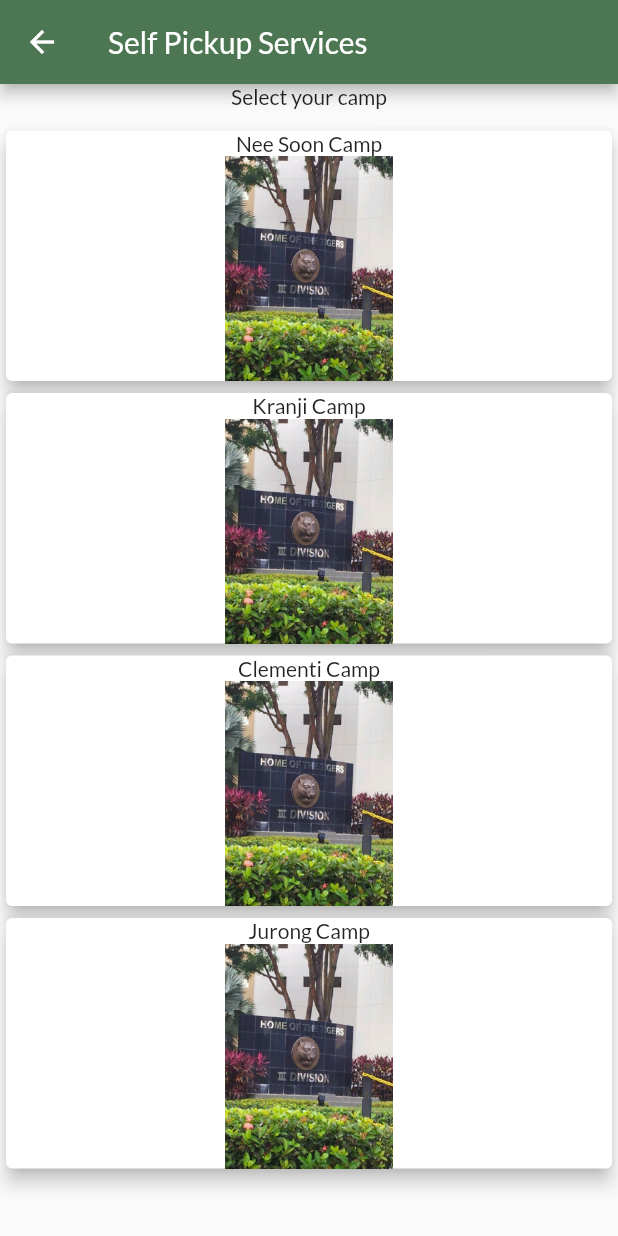
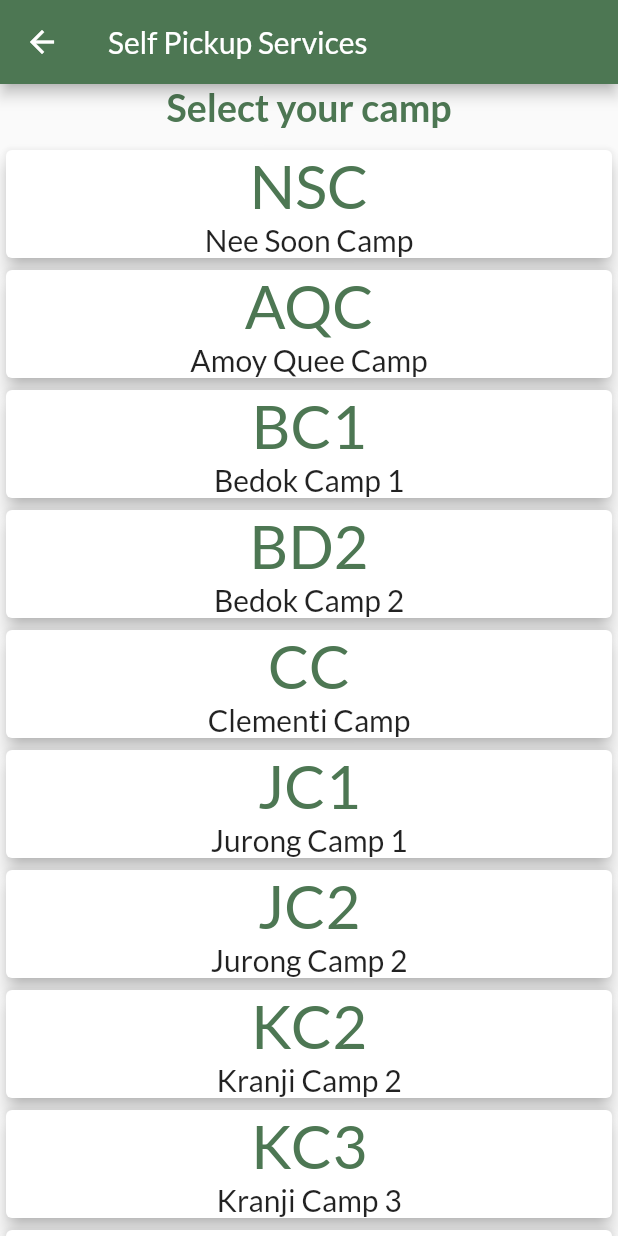
Before and after one commit to firwer/dstahackathon, a Flutter app: the EcanteenScreen screen opened by its route, on a phone screen of 412 x 824 dp. Run offline on Flutter 3.47's test engine with Material 2 defaults, Android fonts, the phone set to English and light mode, and no system bars; our stand-ins replace cloud_firestore, firebase_auth, firebase_core, flutter_svg; missing offline and left inert: dart:ffi; accounts and stored records are empty.

Commit message:
Updated eCanteen

```diff
--- a/code-exp/lib/Dish_Catergory.dart
+++ b/code-exp/lib/Dish_Catergory.dart
@@ -1,9 +1,16 @@
+import 'dart:ffi';
+
 import 'package:flutter/material.dart';
 
 class Dish {
   final String name;
+  final double price;
   final IconData icon;
   final Color color;
 
-  Dish({required this.name, required this.icon, required this.color});
+  Dish(
+      {required this.name,
+      required this.icon,
+      required this.color,
+      required this.price});
 }
--- a/code-exp/lib/pages/CanteenCart.dart
+++ b/code-exp/lib/pages/CanteenCart.dart
@@ -17,14 +17,33 @@ class _CartState extends State<Cart> {
 
   @override
   Widget build(BuildContext context) {
+    double cost = 0;
+    for (var i = 0; i < _cart.length; i++) {
+      cost += _cart[i].price;
+      print(cost);
+    }
     return Scaffold(
       appBar: AppBar(
         title: Text('Cart'),
+        actions: [
+          ElevatedButton(
+            style: ButtonStyle(
+                backgroundColor:
+                    MaterialStateProperty.all(Colors.orangeAccent)),
+            onPressed: (() => {}),
+            child: Text(
+              'Payment:' + ' \$' + cost.toString(),
+              style: TextStyle(
+                  color: Color(0XFF4d7753), fontWeight: FontWeight.bold),
+            ),
+          )
+        ],
       ),
       body: ListView.builder(
           itemCount: _cart.length,
           itemBuilder: (context, index) {
             var item = _cart[index];
+
             return Padding(
               padding:
                   const EdgeInsets.symmetric(horizontal: 8.0, vertical: 2.0),
@@ -35,7 +54,7 @@ class _CartState extends State<Cart> {
                     item.icon,
                     color: item.color,
                   ),
-                  title: Text(item.name),
+                  title: Text(item.name + ' ' + '\$' + item.price.toString()),
                   trailing: GestureDetector(
                       child: Icon(
                         Icons.remove_circle,
--- a/code-exp/lib/pages/CanteenMenu.dart
+++ b/code-exp/lib/pages/CanteenMenu.dart
@@ -3,8 +3,6 @@ import '../Dish_Catergory.dart';
 import 'CanteenCart.dart';
 
 class Menu extends StatefulWidget {
-  const Menu({Key? key}) : super(key: key);
-
   @override
   State<Menu> createState() => _MenuState();
 }
@@ -141,6 +139,10 @@ class _MenuState extends State<Menu> {
                       Text(
                         item.name,
                         textAlign: TextAlign.center,
+                      ),
+                      Text(
+                        '\$' + item.price.toString(),
+                        textAlign: TextAlign.center,
                       )
                     ],
                   ),
@@ -180,22 +182,26 @@ class _MenuState extends State<Menu> {
   void _populateDishes() {
     var list = <Dish>[
       Dish(
-        name: 'Chicken Burger',
+        name: 'Chicken Burger ',
+        price: 2.50,
         icon: Icons.fastfood,
         color: Colors.amber,
       ),
       Dish(
         name: 'Mango Slushie',
+        price: 2.00,
         icon: Icons.local_drink,
         color: Colors.deepOrange,
       ),
       Dish(
         name: 'Mix Vegetable Rice',
+        price: 3.50,
         icon: Icons.rice_bowl,
         color: Colors.brown,
       ),
       Dish(
         name: 'Western Cuisine',
+        price: 4.00,
         icon: Icons.restaurant,
         color: Colors.green,
       ),
--- a/code-exp/lib/pages/ecanteen.dart
+++ b/code-exp/lib/pages/ecanteen.dart
@@ -30,6 +30,11 @@ class _EcanteenScreenState extends State<EcanteenScreen> {
                   child: Text(
                     'Select your camp',
                     textAlign: TextAlign.center,
+                    style: TextStyle(
+                      fontWeight: FontWeight.bold,
+                      fontSize: 25,
+                      color: Color(0XFF4d7753),
+                    ),
                   ),
                 ),
                 SizedBox(
@@ -40,55 +45,187 @@ class _EcanteenScreenState extends State<EcanteenScreen> {
                   child: Card(
                     elevation: 5,
                     child: Column(children: <Widget>[
-                      Text('Nee Soon Camp'),
-                      Container(
-                        height: 150,
-                        child: Image.asset(
-                          'assets/images/Jurong_Camp.jpg',
-                          fit: BoxFit.cover,
+                      Text(
+                        'NSC',
+                        style:
+                            TextStyle(fontSize: 40, color: Color(0XFF4d7753)),
                       ),
-                      )
+                      Text('Nee Soon Camp',
+                          style: TextStyle(
+                            fontSize: 20,
+                          )),
                     ]),
                   ),
                 ),
-                Card(
+                InkWell(
+                  onTap: () => goToMenu(context),
+                  child: Card(
                     elevation: 5,
                     child: Column(children: <Widget>[
-                    Text('Kranji Camp'),
-                    Container(
-                      height: 150,
-                      child: Image.asset(
-                        'assets/images/Jurong_Camp.jpg',
-                        fit: BoxFit.cover,
+                      Text(
+                        'AQC',
+                        style:
+                            TextStyle(fontSize: 40, color: Color(0XFF4d7753)),
                       ),
-                    )
+                      Text('Amoy Quee Camp',
+                          style: TextStyle(
+                            fontSize: 20,
+                          )),
                     ]),
                   ),
-                Card(
+                ),
+                InkWell(
+                  onTap: () => goToMenu(context),
+                  child: Card(
                     elevation: 5,
                     child: Column(children: <Widget>[
-                    Text('Clementi Camp'),
-                    Container(
-                      height: 150,
-                      child: Image.asset(
-                        'assets/images/Jurong_Camp.jpg',
-                        fit: BoxFit.cover,
+                      Text(
+                        'BC1',
+                        style:
+                            TextStyle(fontSize: 40, color: Color(0XFF4d7753)),
                       ),
-                    )
+                      Text('Bedok Camp 1',
+                          style: TextStyle(
+                            fontSize: 20,
+                          )),
                     ]),
                   ),
-                Card(
+                ),
+                InkWell(
+                  onTap: () => goToMenu(context),
+                  child: Card(
                     elevation: 5,
                     child: Column(children: <Widget>[
-                    Text('Jurong Camp'),
-                    Container(
-                      height: 150,
-                      child: Image.asset(
-                        'assets/images/Jurong_Camp.jpg',
-                        fit: BoxFit.cover,
+                      Text(
+                        'BD2',
+                        style:
+                            TextStyle(fontSize: 40, color: Color(0XFF4d7753)),
                       ),
-                    )
+                      Text('Bedok Camp 2',
+                          style: TextStyle(
+                            fontSize: 20,
+                          )),
                     ]),
+                  ),
+                ),
+                InkWell(
+                  onTap: () => goToMenu(context),
+                  child: Card(
+                    elevation: 5,
+                    child: Column(children: <Widget>[
+                      Text(
+                        'CC',
+                        style:
+                            TextStyle(fontSize: 40, color: Color(0XFF4d7753)),
+                      ),
+                      Text('Clementi Camp',
+                          style: TextStyle(
+                            fontSize: 20,
+                          )),
+                    ]),
+                  ),
+                ),
+                InkWell(
+                  onTap: () => goToMenu(context),
+                  child: Card(
+                    elevation: 5,
+                    child: Column(children: <Widget>[
+                      Text(
+                        'JC1',
+                        style:
+                            TextStyle(fontSize: 40, color: Color(0XFF4d7753)),
+                      ),
+                      Text('Jurong Camp 1',
+                          style: TextStyle(
+                            fontSize: 20,
+                          )),
+                    ]),
+                  ),
+                ),
+                InkWell(
+                  onTap: () => goToMenu(context),
+                  child: Card(
+                    elevation: 5,
+                    child: Column(children: <Widget>[
+                      Text(
+                        'JC2',
+                        style:
+                            TextStyle(fontSize: 40, color: Color(0XFF4d7753)),
+                      ),
+                      Text('Jurong Camp 2',
+                          style: TextStyle(
+                            fontSize: 20,
+                          )),
+                    ]),
+                  ),
+                ),
+                InkWell(
+                  onTap: () => goToMenu(context),
+                  child: Card(
+                    elevation: 5,
+                    child: Column(children: <Widget>[
+                      Text(
+                        'KC2',
+                        style:
+                            TextStyle(fontSize: 40, color: Color(0XFF4d7753)),
+                      ),
+                      Text('Kranji Camp 2',
+                          style: TextStyle(
+                            fontSize: 20,
+                          )),
+                    ]),
+                  ),
+                ),
+                InkWell(
+                  onTap: () => goToMenu(context),
+                  child: Card(
+                    elevation: 5,
+                    child: Column(children: <Widget>[
+                      Text(
+                        'KC3',
+                        style:
+                            TextStyle(fontSize: 40, color: Color(0XFF4d7753)),
+                      ),
+                      Text('Kranji Camp 3',
+                          style: TextStyle(
+                            fontSize: 20,
+                          )),
+                    ]),
+                  ),
+                ),
+                InkWell(
+                  onTap: () => goToMenu(context),
+                  child: Card(
+                    elevation: 5,
+                    child: Column(children: <Widget>[
+                      Text(
+                        'SAFTI',
+                        style:
+                            TextStyle(fontSize: 40, color: Color(0XFF4d7753)),
+                      ),
+                      Text('SAFTI Military Institute',
+                          style: TextStyle(
+                            fontSize: 20,
+                          )),
+                    ]),
+                  ),
+                ),
+                InkWell(
+                  onTap: () => goToMenu(context),
+                  child: Card(
+                    elevation: 5,
+                    child: Column(children: <Widget>[
+                      Text(
+                        'PRC',
+                        style:
+                            TextStyle(fontSize: 40, color: Color(0XFF4d7753)),
+                      ),
+                      Text('Pasir Ris Camp',
+                          style: TextStyle(
+                            fontSize: 20,
+                          )),
+                    ]),
+                  ),
                 ),
               ],
             )));
```
Lines whose indentation alone changed are shown as unchanged.
